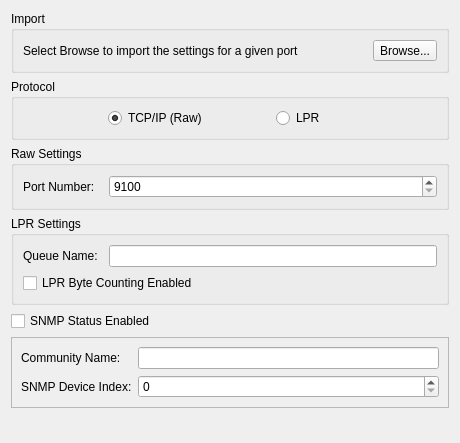
Qt form src/apps/mvvm-folders/printers/tcpprinterportwidget.ui (august-alt/policy-preferences-editor-prototype) before a commit.
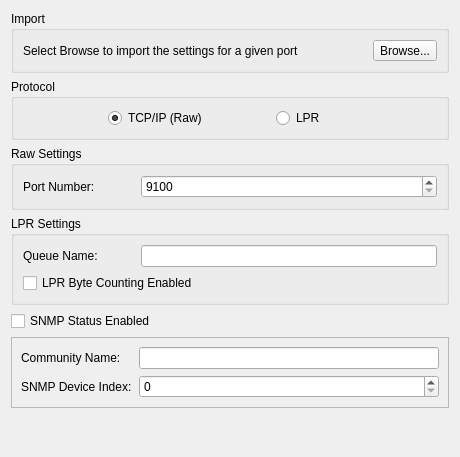
The same form after that commit.

The edit to the form file:
```diff
--- a/src/apps/mvvm-folders/printers/tcpprinterportwidget.ui
+++ b/src/apps/mvvm-folders/printers/tcpprinterportwidget.ui
@@ -7,7 +7,7 @@
     <x>0</x>
     <y>0</y>
     <width>460</width>
-    <height>443</height>
+    <height>457</height>
    </rect>
   </property>
   <property name="sizePolicy">
@@ -101,7 +101,7 @@
         </property>
         <property name="minimumSize">
          <size>
-          <width>80</width>
+          <width>112</width>
           <height>0</height>
          </size>
         </property>
@@ -151,7 +151,7 @@
         </property>
         <property name="minimumSize">
          <size>
-          <width>80</width>
+          <width>112</width>
           <height>0</height>
          </size>
         </property>
@@ -201,6 +201,18 @@
      <layout class="QGridLayout" name="gridLayout_5">
       <item row="0" column="0">
        <widget class="QLabel" name="communityLabel">
+        <property name="sizePolicy">
+         <sizepolicy hsizetype="Fixed" vsizetype="Preferred">
+          <horstretch>0</horstretch>
+          <verstretch>0</verstretch>
+         </sizepolicy>
+        </property>
+        <property name="minimumSize">
+         <size>
+          <width>112</width>
+          <height>0</height>
+         </size>
+        </property>
         <property name="text">
          <string>Community Name:</string>
         </property>
@@ -214,6 +226,18 @@
       </item>
       <item row="1" column="0">
        <widget class="QLabel" name="snmpLabel">
+        <property name="sizePolicy">
+         <sizepolicy hsizetype="Fixed" vsizetype="Preferred">
+          <horstretch>0</horstretch>
+          <verstretch>0</verstretch>
+         </sizepolicy>
+        </property>
+        <property name="minimumSize">
+         <size>
+          <width>112</width>
+          <height>0</height>
+         </size>
+        </property>
         <property name="text">
          <string>SNMP Device Index:</string>
         </property>
```
